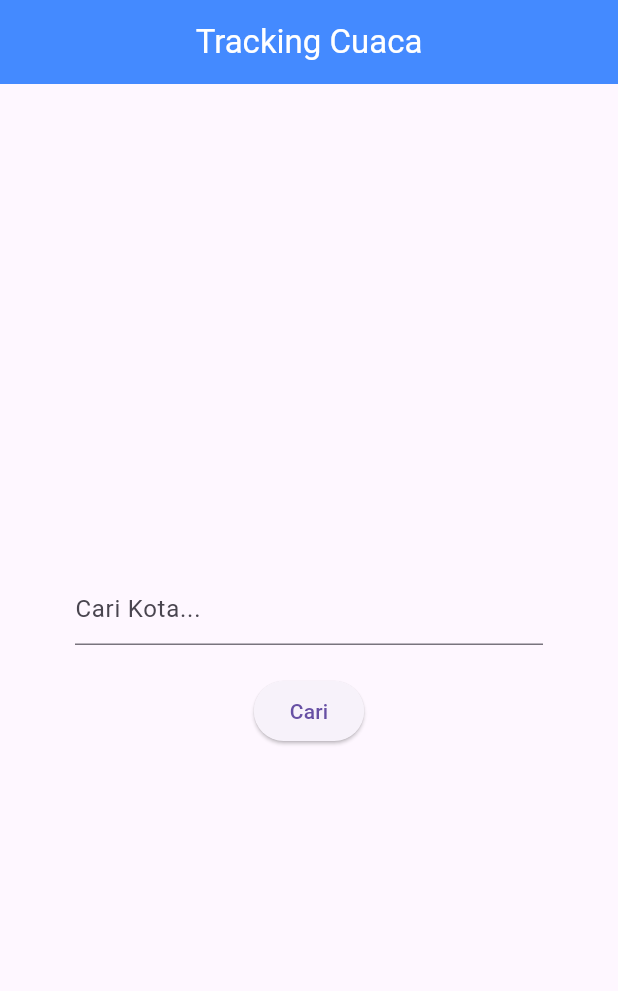
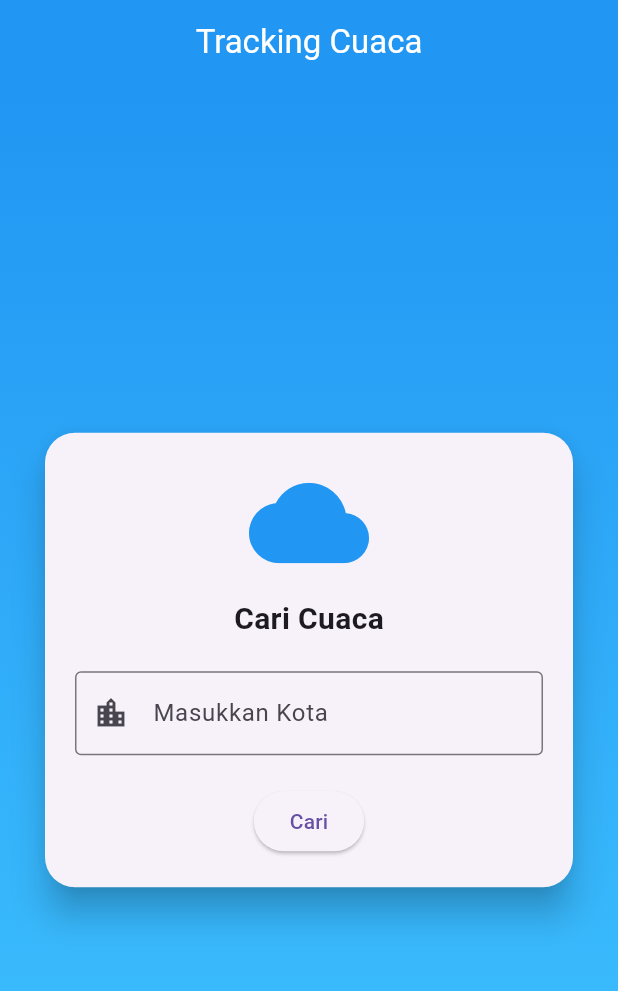
Before and after one commit to kurniaasyh/Aplikasi-Cuaca-Weather-App, a Flutter app: the screen it shows after launch, on a phone screen of 412 x 824 dp. Shown: the top 991 px of the screen. Run offline on Flutter 3.47's test engine with Material 3 defaults, Android fonts, the phone set to English and light mode, and no system bars.

Commit message:
Update UI

```diff
--- a/lib/main.dart
+++ b/lib/main.dart
@@ -8,9 +8,19 @@ void main() {
 class MyApp extends StatelessWidget {
   const MyApp({super.key});
 
-  // This widget is the root of your application.
   @override
   Widget build(BuildContext context) {
-    return const MaterialApp(home: SearchField());
+    return MaterialApp(
+      debugShowCheckedModeBanner: false,
+      theme: ThemeData(
+        primarySwatch: Colors.blue,
+        appBarTheme: const AppBarTheme(
+          backgroundColor: Colors.blue,
+          foregroundColor: Colors.white, // warning text color
+          centerTitle: true,
+        ),
+      ),
+      home: const SearchField(),
+    );
   }
 }
--- a/lib/pages/search_field.dart
+++ b/lib/pages/search_field.dart
@@ -10,39 +10,66 @@ class SearchField extends StatefulWidget {
 
 class _SearchFieldState extends State<SearchField> {
   final TextEditingController _controller = TextEditingController();
+
   @override
   Widget build(BuildContext context) {
-    return MaterialApp(
-      home: Scaffold(
+    return Scaffold(
       appBar: AppBar(
-          title: const Text(
-            "Tracking Cuaca",
-            style: TextStyle(color: Colors.white),
-          ),
-          backgroundColor: Colors.blueAccent,
+        title: const Text("Tracking Cuaca"),
         centerTitle: true,
       ),
-        body: Center(
-          child: Container(
-            padding: const EdgeInsets.only(left: 50, right: 50),
+      body: Container(
+        width: double.infinity,
+        height: double.infinity,
+        decoration: const BoxDecoration(
+          gradient: LinearGradient(
+            colors: [Colors.blue, Colors.lightBlueAccent],
+            begin: Alignment.topCenter,
+            end: Alignment.bottomCenter,
+          ),
+        ),
+        child: Center(
+          child: Card(
+            elevation: 10,
+            margin: const EdgeInsets.symmetric(horizontal: 30),
+            shape: RoundedRectangleBorder(
+              borderRadius: BorderRadius.circular(20),
+            ),
+            child: Padding(
+              padding: const EdgeInsets.all(20),
               child: Column(
-              mainAxisAlignment: MainAxisAlignment.center,
+                mainAxisSize: MainAxisSize.min,
                 children: [
+                  const Icon(Icons.cloud, size: 80, color: Colors.blue),
+                  const SizedBox(height: 10),
+                  const Text(
+                    "Cari Cuaca",
+                    style: TextStyle(
+                      fontSize: 20,
+                      fontWeight: FontWeight.bold,
+                    ),
+                  ),
+                  const SizedBox(height: 20),
                   TextField(
                     controller: _controller,
                     decoration: const InputDecoration(
-                    hintText: "Cari Kota...",
+                      hintText: "Masukkan Kota",
+                      border: OutlineInputBorder(),
+                      prefixIcon: Icon(Icons.location_city),
                     ),
                   ),
-                const SizedBox(height: 20.0),
+                  const SizedBox(height: 20),
                   ElevatedButton(
                     onPressed: () {
+                      if (_controller.text.isNotEmpty) {
                         Navigator.push(
                           context,
                           MaterialPageRoute(
-                        builder: (context) => Result(city: _controller.text),
+                            builder: (context) =>
+                                Result(city: _controller.text),
                           ),
                         );
+                      }
                     },
                     child: const Text("Cari"),
                   ),
@@ -51,6 +78,7 @@ class _SearchFieldState extends State<SearchField> {
             ),
           ),
         ),
+      ),
     );
   }
 }
```
Also changed, not shown: lib/pages/result.dart (+90 -10 lines), pubspec.yaml (+8 -0 lines), pubspec.lock. Lines whose indentation alone changed are shown as unchanged.
